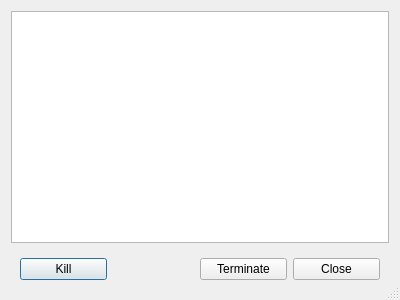
Old version of the form gui/searchdialog.ui in the repository ProtocolConvergence/protocon.
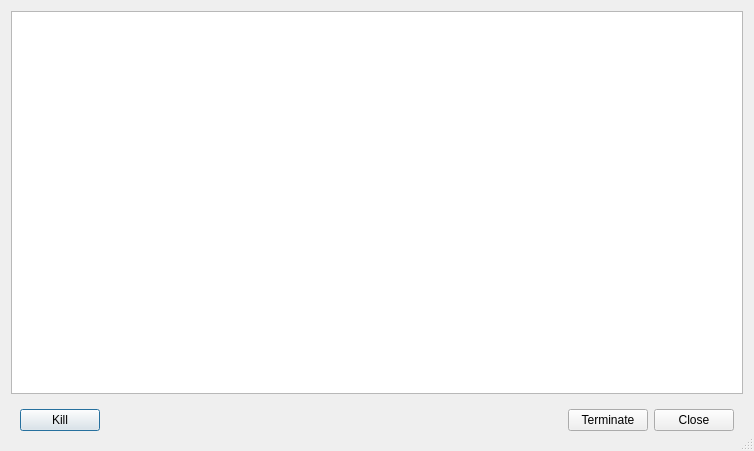
New version of the form.

Commit message:
GUI is usable
The GUI can open/files, run the search algorithm, show output, terminate
early, etc. This marks the first commit where the GUI is usable, and
completes the "initial gui" story.

The edit to the form file:
```diff
--- a/gui/searchdialog.ui
+++ b/gui/searchdialog.ui
@@ -9,8 +9,8 @@
    <rect>
     <x>0</x>
     <y>0</y>
-    <width>400</width>
-    <height>300</height>
+    <width>754</width>
+    <height>451</height>
    </rect>
   </property>
   <property name="windowTitle">
@@ -25,6 +25,11 @@
   <layout class="QVBoxLayout" name="verticalLayout">
    <item>
     <widget class="QTextEdit" name="textEdit">
+     <property name="font">
+      <font>
+       <family>Monospace</family>
+      </font>
+     </property>
      <property name="acceptDrops">
       <bool>false</bool>
      </property>
@@ -48,7 +53,7 @@
       <item>
        <widget class="QPushButton" name="killButton">
         <property name="sizePolicy">
-         <sizepolicy hsizetype="MinimumExpanding" vsizetype="Fixed">
+         <sizepolicy hsizetype="Preferred" vsizetype="Preferred">
           <horstretch>0</horstretch>
           <verstretch>0</verstretch>
          </sizepolicy>
@@ -74,7 +79,7 @@
       <item>
        <widget class="QPushButton" name="terminateButton">
         <property name="sizePolicy">
-         <sizepolicy hsizetype="MinimumExpanding" vsizetype="Fixed">
+         <sizepolicy hsizetype="Preferred" vsizetype="Preferred">
           <horstretch>0</horstretch>
           <verstretch>0</verstretch>
          </sizepolicy>
@@ -87,7 +92,7 @@
       <item>
        <widget class="QPushButton" name="closeButton">
         <property name="sizePolicy">
-         <sizepolicy hsizetype="MinimumExpanding" vsizetype="Fixed">
+         <sizepolicy hsizetype="Preferred" vsizetype="Preferred">
           <horstretch>0</horstretch>
           <verstretch>0</verstretch>
          </sizepolicy>
```
Left out of the diff: 8 changed lines with no effect on the pictures. The commit also changes 6 other files.
